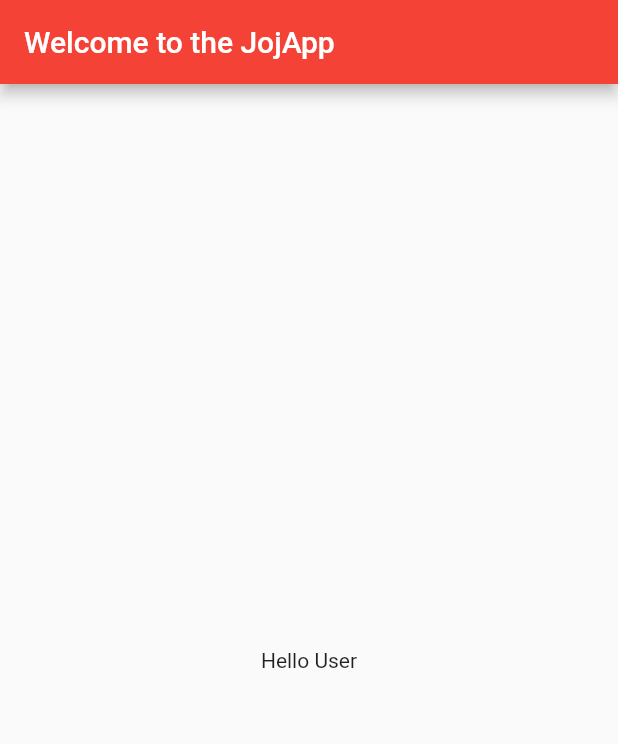
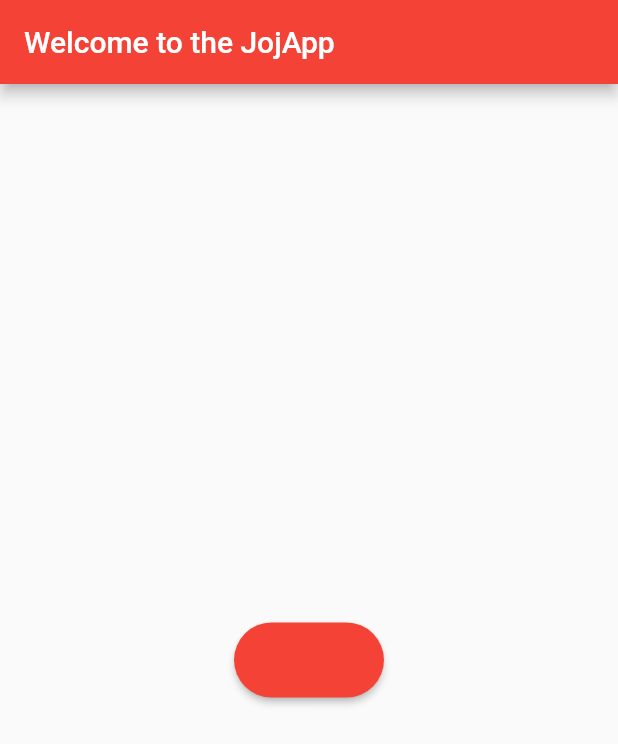
Before and after one commit to Ssemaganda-George/Flutter_Materials_Adder_counter, a Flutter app: the screen it shows after launch, on a phone screen of 412 x 824 dp. Shown: the top 744 px of the screen. Run offline on Flutter 3.47's test engine with Material 2 defaults, Android fonts, the phone set to English and light mode, and no system bars.

Commit message:
Added and initialised the add materials button.

```diff
--- a/lib/main.dart
+++ b/lib/main.dart
@@ -16,15 +16,21 @@ class TestApp extends StatelessWidget {
           ),
         ),
         body: Center(
-        child: Text("Hello User"),
+          child: RawMaterialButton(
+            onPressed: () {},
+            fillColor: Colors.red,
+            shape: RoundedRectangleBorder(
+              borderRadius: BorderRadius.circular(50.0),
             ),
-      // floatingActionButton: FloatingActionButton(
-      //   backgroundColor: Colors.red,
-      //   child: Icon(Icons.add),
-      //  ),
-    ));
+            constraints: BoxConstraints.tightFor(height: 50.0, width: 100.0),
+          ),
+        ),
+      ),
+    );
   }
 }
+
+//
 
 // import 'package:flutter/material.dart';
 
```
Lines whose indentation alone changed are shown as unchanged.
